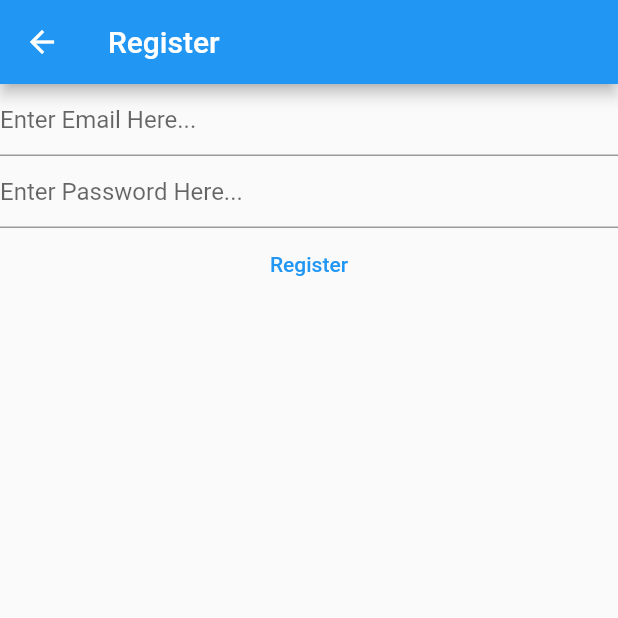
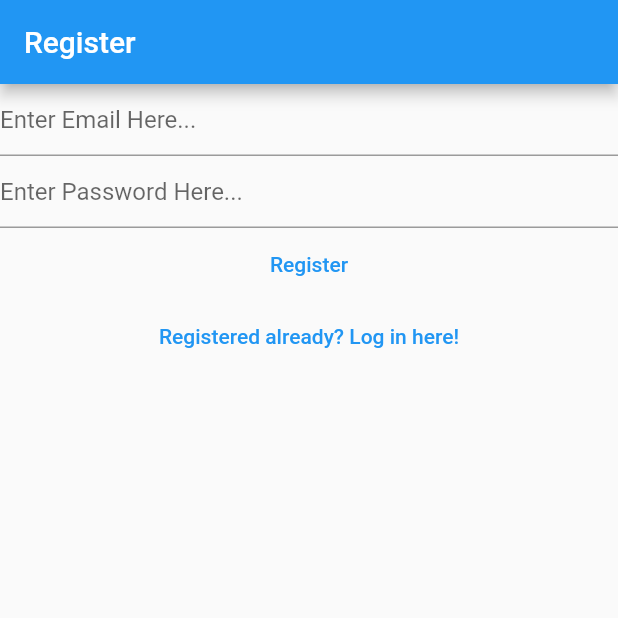
Before and after one commit to wgriffey/notes-app-flutter, a Flutter app: the RegisterView screen opened directly, on a phone screen of 412 x 824 dp, the top half of it. Run offline on Flutter 3.47's test engine with Material 2 defaults, Android fonts, the phone set to English and light mode, and no system bars; our stand-ins replace firebase_auth, firebase_core; accounts and stored records are empty.

Commit message:
Refactored views and created new verify email view

```diff
--- a/lib/views/register_view.dart
+++ b/lib/views/register_view.dart
@@ -31,17 +31,8 @@
   @override
   Widget build(BuildContext context) {
     return Scaffold(
-      appBar: AppBar(
-        title: const Text("Register"),
-      ),
-      body: FutureBuilder(
-        future: Firebase.initializeApp(
-          options: DefaultFirebaseOptions.currentPlatform
-        ),
-        builder:(context, snapshot) {
-          switch (snapshot.connectionState){
-            case ConnectionState.done:
-              return Column(
+      appBar: AppBar(title: const Text('Register')),
+      body: Column(
         children: [
           TextField(
             controller: _email,
@@ -96,12 +87,13 @@
             },
             child: const Text("Register"),
           ),
+          TextButton(
+            onPressed: () {
+              Navigator.of(context).pushNamedAndRemoveUntil('/login/', (route) => false);
+            },
+            child: const Text('Registered already? Log in here!')
+          ),
         ],
-              );
-            default:
-              return const Text('Loading...');
-          }
-        }
       ),
     );
   }
```
Also changed, not shown: lib/main.dart (+19 -15 lines), lib/views/login_view.dart (+8 -16 lines), lib/views/verify_email_view.dart (added, +30 -0 lines). Lines whose indentation alone changed are shown as unchanged.
